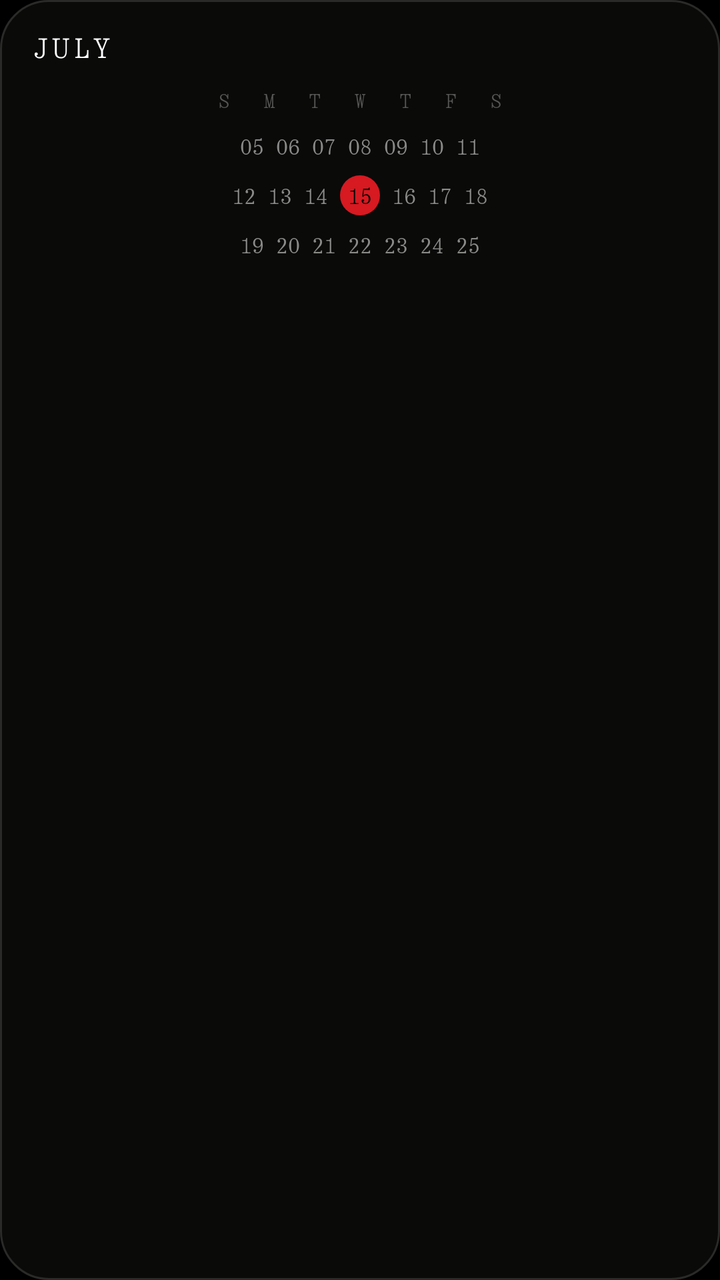
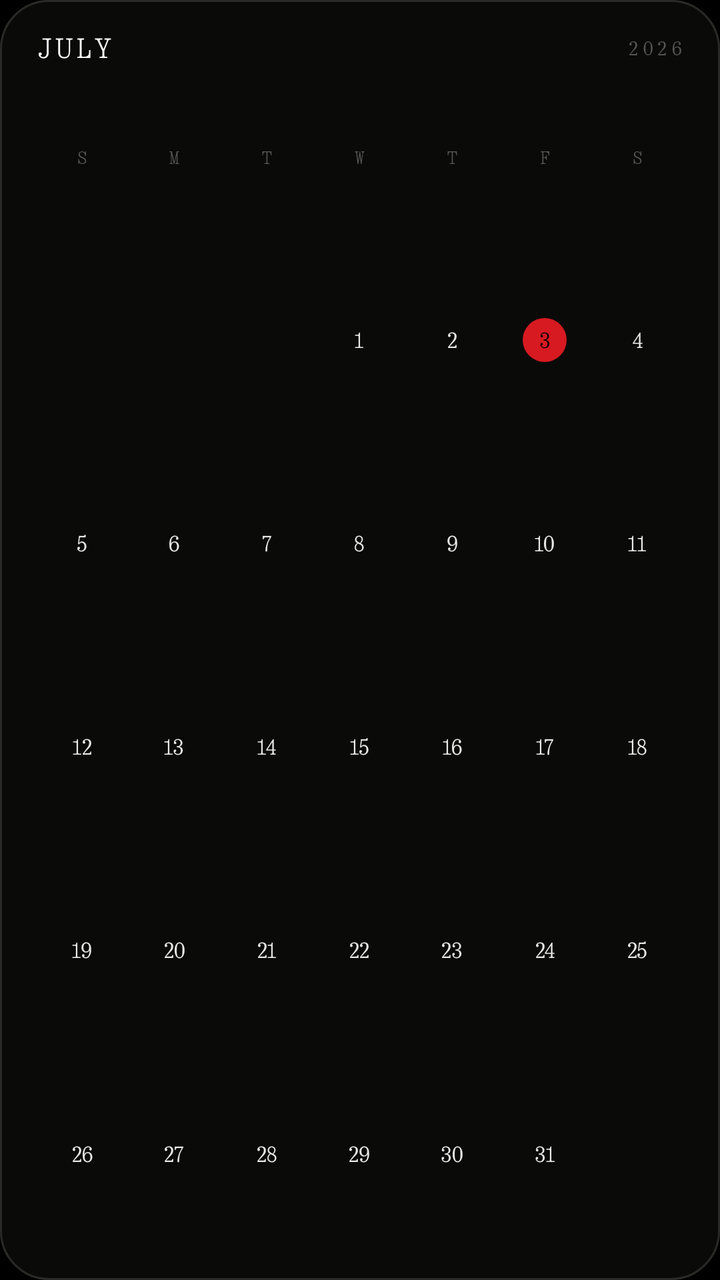

Screens rendered from an Android XML layout before and after an edit, with the pre-edit source and the edit as a unified diff.
<!-- AndroidManifest.xml: application theme android:Theme.Black.NoTitleBar -->
<!-- res/layout/widget_preview_mini_month.xml -->
<?xml version="1.0" encoding="utf-8"?>
<LinearLayout xmlns:android="http://schemas.android.com/apk/res/android"
    android:layout_width="match_parent"
    android:layout_height="match_parent"
    android:orientation="vertical"
    android:background="@drawable/widget_preview_bg"
    android:padding="16dp">

    <TextView
        android:layout_width="wrap_content"
        android:layout_height="wrap_content"
        android:text="JULY"
        android:textColor="#FFFFFF"
        android:textSize="14sp"
        android:letterSpacing="0.15"
        android:fontFamily="@font/ntype82_regular" />

    <TextView
        android:layout_width="match_parent"
        android:layout_height="wrap_content"
        android:layout_marginTop="12dp"
        android:text="S&#160;&#160;&#160;M&#160;&#160;&#160;T&#160;&#160;&#160;W&#160;&#160;&#160;T&#160;&#160;&#160;F&#160;&#160;&#160;S"
        android:textColor="#565654"
        android:textSize="10sp"
        android:gravity="center_horizontal"
        android:fontFamily="@font/ntype82_mono" />

    <TextView
        android:layout_width="match_parent"
        android:layout_height="wrap_content"
        android:layout_marginTop="10dp"
        android:text="05&#160;06&#160;07&#160;08&#160;09&#160;10&#160;11"
        android:textColor="#8A8A88"
        android:textSize="11sp"
        android:gravity="center_horizontal"
        android:fontFamily="@font/ntype82_mono" />

    <LinearLayout
        android:layout_width="wrap_content"
        android:layout_height="wrap_content"
        android:layout_marginTop="8dp"
        android:layout_gravity="center_horizontal"
        android:orientation="horizontal"
        android:gravity="center_vertical">
        <TextView
            android:layout_width="wrap_content"
            android:layout_height="wrap_content"
            android:text="12&#160;13&#160;14&#160;"
            android:textColor="#8A8A88"
            android:textSize="11sp"
            android:fontFamily="@font/ntype82_mono" />
        <TextView
            android:layout_width="20dp"
            android:layout_height="20dp"
            android:gravity="center"
            android:background="@drawable/widget_preview_today"
            android:text="15"
            android:textColor="#000000"
            android:textSize="11sp"
            android:fontFamily="@font/ntype82_mono" />
        <TextView
            android:layout_width="wrap_content"
            android:layout_height="wrap_content"
            android:text="&#160;16&#160;17&#160;18"
            android:textColor="#8A8A88"
            android:textSize="11sp"
            android:fontFamily="@font/ntype82_mono" />
    </LinearLayout>

    <TextView
        android:layout_width="match_parent"
        android:layout_height="wrap_content"
        android:layout_marginTop="8dp"
        android:text="19&#160;20&#160;21&#160;22&#160;23&#160;24&#160;25"
        android:textColor="#8A8A88"
        android:textSize="11sp"
        android:gravity="center_horizontal"
        android:fontFamily="@font/ntype82_mono" />
</LinearLayout>
<!-- resources referenced by this layout -->
<resources>
  <!-- drawable widget_preview_bg (drawable) -->
  <?xml version="1.0" encoding="utf-8"?>
  <shape xmlns:android="http://schemas.android.com/apk/res/android" android:shape="rectangle">
      <solid android:color="#0A0A09" />
      <corners android:radius="24dp" />
      <stroke android:width="1dp" android:color="#2A2A28" />
  </shape>
  <!-- drawable widget_preview_today (drawable) -->
  <?xml version="1.0" encoding="utf-8"?>
  <shape xmlns:android="http://schemas.android.com/apk/res/android" android:shape="oval">
      <solid android:color="#D71921" />
  </shape>
</resources>

<!-- the commit's change to res/layout/widget_preview_mini_month.xml (unified diff, before → after) -->
@@ -4,76 +4,131 @@
     android:layout_height="match_parent"
     android:orientation="vertical"
     android:background="@drawable/widget_preview_bg"
-    android:padding="16dp">
+    android:paddingLeft="18dp"
+    android:paddingRight="18dp"
+    android:paddingTop="16dp"
+    android:paddingBottom="12dp">
 
-    <TextView
-        android:layout_width="wrap_content"
-        android:layout_height="wrap_content"
-        android:text="JULY"
-        android:textColor="#FFFFFF"
-        android:textSize="14sp"
-        android:letterSpacing="0.15"
-        android:fontFamily="@font/ntype82_regular" />
-
-    <TextView
+    <LinearLayout
         android:layout_width="match_parent"
         android:layout_height="wrap_content"
-        android:layout_marginTop="12dp"
-        android:text="S&#160;&#160;&#160;M&#160;&#160;&#160;T&#160;&#160;&#160;W&#160;&#160;&#160;T&#160;&#160;&#160;F&#160;&#160;&#160;S"
-        android:textColor="#565654"
-        android:textSize="10sp"
-        android:gravity="center_horizontal"
-        android:fontFamily="@font/ntype82_mono" />
-
-    <TextView
-        android:layout_width="match_parent"
-        android:layout_height="wrap_content"
-        android:layout_marginTop="10dp"
-        android:text="05&#160;06&#160;07&#160;08&#160;09&#160;10&#160;11"
-        android:textColor="#8A8A88"
-        android:textSize="11sp"
-        android:gravity="center_horizontal"
-        android:fontFamily="@font/ntype82_mono" />
-
-    <LinearLayout
-        android:layout_width="wrap_content"
-        android:layout_height="wrap_content"
-        android:layout_marginTop="8dp"
-        android:layout_gravity="center_horizontal"
         android:orientation="horizontal"
         android:gravity="center_vertical">
         <TextView
-            android:layout_width="wrap_content"
+            android:layout_width="0dp"
             android:layout_height="wrap_content"
-            android:text="12&#160;13&#160;14&#160;"
-            android:textColor="#8A8A88"
-            android:textSize="11sp"
-            android:fontFamily="@font/ntype82_mono" />
-        <TextView
-            android:layout_width="20dp"
-            android:layout_height="20dp"
-            android:gravity="center"
-            android:background="@drawable/widget_preview_today"
-            android:text="15"
-            android:textColor="#000000"
-            android:textSize="11sp"
-            android:fontFamily="@font/ntype82_mono" />
+            android:layout_weight="1"
+            android:text="JULY"
+            android:textColor="#FFFFFF"
+            android:textSize="14sp"
+            android:letterSpacing="0.12"
+            android:fontFamily="@font/ntype82_regular" />
         <TextView
             android:layout_width="wrap_content"
             android:layout_height="wrap_content"
-            android:text="&#160;16&#160;17&#160;18"
-            android:textColor="#8A8A88"
-            android:textSize="11sp"
+            android:text="2026"
+            android:textColor="#565654"
+            android:textSize="10sp"
+            android:letterSpacing="0.15"
             android:fontFamily="@font/ntype82_mono" />
     </LinearLayout>
 
-    <TextView
+    <LinearLayout
         android:layout_width="match_parent"
-        android:layout_height="wrap_content"
-        android:layout_marginTop="8dp"
-        android:text="19&#160;20&#160;21&#160;22&#160;23&#160;24&#160;25"
-        android:textColor="#8A8A88"
-        android:textSize="11sp"
-        android:gravity="center_horizontal"
-        android:fontFamily="@font/ntype82_mono" />
+        android:layout_height="0dp"
+        android:layout_weight="0.8"
+        android:layout_marginTop="6dp"
+        android:orientation="horizontal">
+        <TextView style="@style/WidgetPreviewDow" android:text="S" />
+        <TextView style="@style/WidgetPreviewDow" android:text="M" />
+        <TextView style="@style/WidgetPreviewDow" android:text="T" />
+        <TextView style="@style/WidgetPreviewDow" android:text="W" />
+        <TextView style="@style/WidgetPreviewDow" android:text="T" />
+        <TextView style="@style/WidgetPreviewDow" android:text="F" />
+        <TextView style="@style/WidgetPreviewDow" android:text="S" />
+    </LinearLayout>
+
+    <LinearLayout
+        android:layout_width="match_parent"
+        android:layout_height="0dp"
+        android:layout_weight="1"
+        android:orientation="horizontal">
+        <TextView style="@style/WidgetPreviewDay" android:text="" />
+        <TextView style="@style/WidgetPreviewDay" android:text="" />
+        <TextView style="@style/WidgetPreviewDay" android:text="" />
+        <TextView style="@style/WidgetPreviewDay" android:text="1" />
+        <TextView style="@style/WidgetPreviewDay" android:text="2" />
+        <FrameLayout
+            android:layout_width="0dp"
+            android:layout_height="match_parent"
+            android:layout_weight="1">
+            <TextView
+                android:layout_width="22dp"
+                android:layout_height="22dp"
+                android:layout_gravity="center"
+                android:gravity="center"
+                android:background="@drawable/widget_preview_today"
+                android:text="3"
+                android:textColor="#000000"
+                android:textSize="11sp"
+                android:fontFamily="@font/ntype82_regular" />
+        </FrameLayout>
+        <TextView style="@style/WidgetPreviewDay" android:text="4" />
+    </LinearLayout>
+
+    <LinearLayout
+        android:layout_width="match_parent"
+        android:layout_height="0dp"
+        android:layout_weight="1"
+        android:orientation="horizontal">
+        <TextView style="@style/WidgetPreviewDay" android:text="5" />
+        <TextView style="@style/WidgetPreviewDay" android:text="6" />
+        <TextView style="@style/WidgetPreviewDay" android:text="7" />
+        <TextView style="@style/WidgetPreviewDay" android:text="8" />
+        <TextView style="@style/WidgetPreviewDay" android:text="9" />
+        <TextView style="@style/WidgetPreviewDay" android:text="10" />
+        <TextView style="@style/WidgetPreviewDay" android:text="11" />
+    </LinearLayout>
+
+    <LinearLayout
+        android:layout_width="match_parent"
+        android:layout_height="0dp"
+        android:layout_weight="1"
+        android:orientation="horizontal">
+        <TextView style="@style/WidgetPreviewDay" android:text="12" />
+        <TextView style="@style/WidgetPreviewDay" android:text="13" />
+        <TextView style="@style/WidgetPreviewDay" android:text="14" />
+        <TextView style="@style/WidgetPreviewDay" android:text="15" />
+        <TextView style="@style/WidgetPreviewDay" android:text="16" />
+        <TextView style="@style/WidgetPreviewDay" android:text="17" />
+        <TextView style="@style/WidgetPreviewDay" android:text="18" />
+    </LinearLayout>
+
+    <LinearLayout
+        android:layout_width="match_parent"
+        android:layout_height="0dp"
+        android:layout_weight="1"
+        android:orientation="horizontal">
+        <TextView style="@style/WidgetPreviewDay" android:text="19" />
+        <TextView style="@style/WidgetPreviewDay" android:text="20" />
+        <TextView style="@style/WidgetPreviewDay" android:text="21" />
+        <TextView style="@style/WidgetPreviewDay" android:text="22" />
+        <TextView style="@style/WidgetPreviewDay" android:text="23" />
+        <TextView style="@style/WidgetPreviewDay" android:text="24" />
+        <TextView style="@style/WidgetPreviewDay" android:text="25" />
+    </LinearLayout>
+
+    <LinearLayout
+        android:layout_width="match_parent"
+        android:layout_height="0dp"
+        android:layout_weight="1"
+        android:orientation="horizontal">
+        <TextView style="@style/WidgetPreviewDay" android:text="26" />
+        <TextView style="@style/WidgetPreviewDay" android:text="27" />
+        <TextView style="@style/WidgetPreviewDay" android:text="28" />
+        <TextView style="@style/WidgetPreviewDay" android:text="29" />
+        <TextView style="@style/WidgetPreviewDay" android:text="30" />
+        <TextView style="@style/WidgetPreviewDay" android:text="31" />
+        <TextView style="@style/WidgetPreviewDay" android:text="" />
+    </LinearLayout>
 </LinearLayout>
<!-- resource entries referenced after the edit -->
@@ -12,5 +12,23 @@
   <shape xmlns:android="http://schemas.android.com/apk/res/android" android:shape="oval">
       <solid android:color="#D71921" />
   </shape>
+  <style name="WidgetPreviewDay">
+          <item name="android:layout_width">0dp</item>
+          <item name="android:layout_height">match_parent</item>
+          <item name="android:layout_weight">1</item>
+          <item name="android:gravity">center</item>
+          <item name="android:textColor">#E8E8E6</item>
+          <item name="android:textSize">11sp</item>
+          <item name="android:fontFamily">@font/ntype82_regular</item>
+      </style>
+  <style name="WidgetPreviewDow">
+          <item name="android:layout_width">0dp</item>
+          <item name="android:layout_height">match_parent</item>
+          <item name="android:layout_weight">1</item>
+          <item name="android:gravity">center</item>
+          <item name="android:textColor">#565654</item>
+          <item name="android:textSize">9sp</item>
+          <item name="android:fontFamily">@font/ntype82_mono</item>
+      </style>
 </resources>
 
